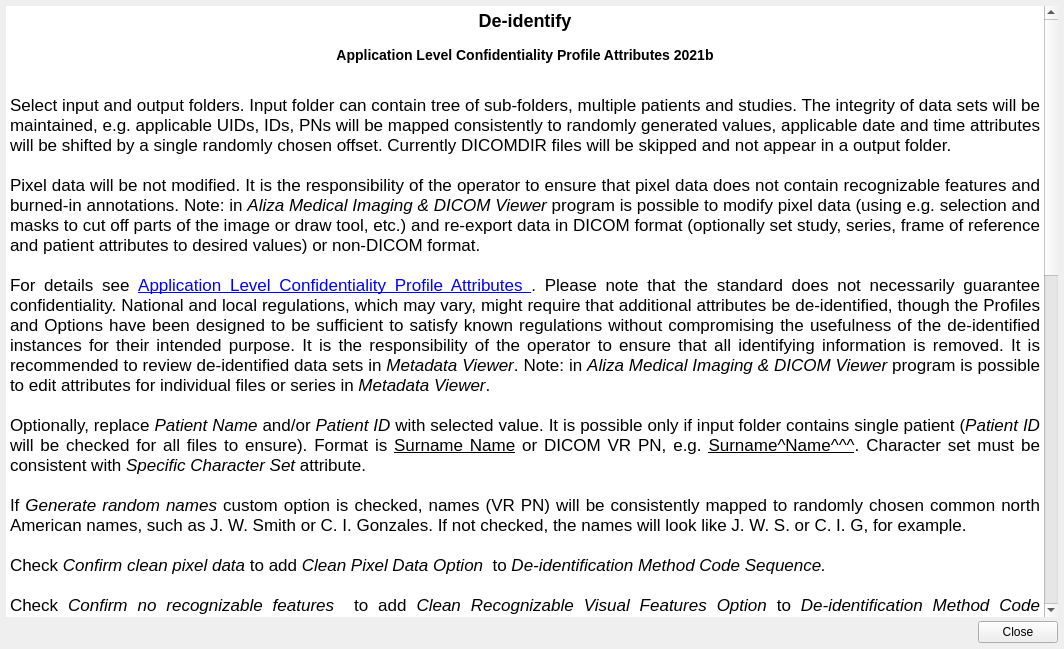
This is browser/helpwidget.ui in AlizaMedicalImaging/AlizaMS as Qt 5 draws it before an edit. The edited form follows.
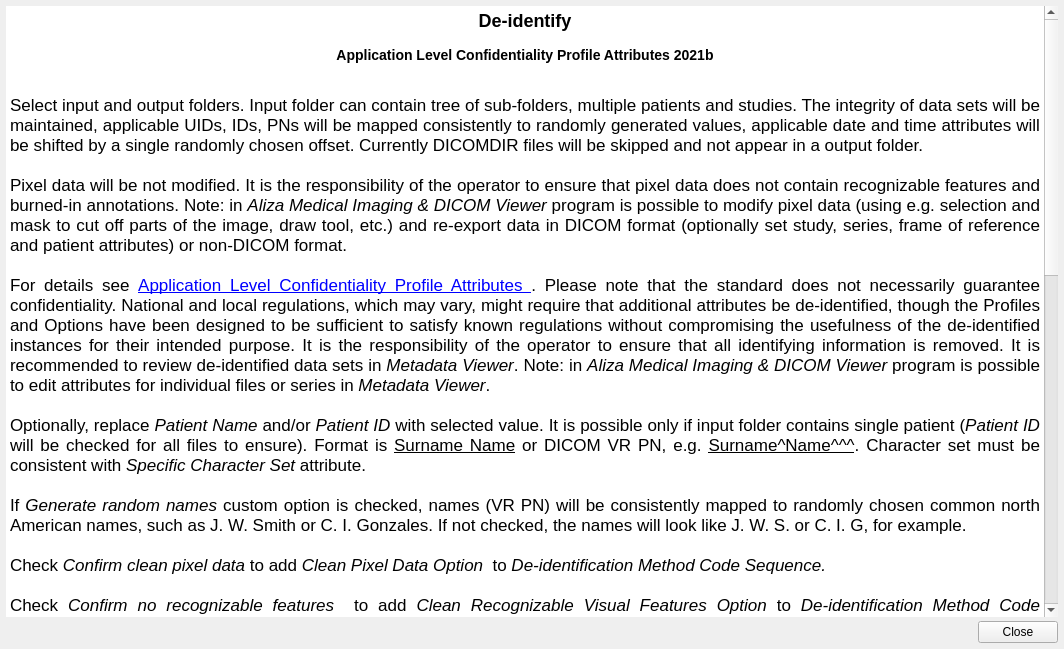
This is the edited form.

Diff of the .ui file:
```diff
--- a/browser/helpwidget.ui
+++ b/browser/helpwidget.ui
@@ -42,9 +42,9 @@
 &lt;p align=&quot;center&quot; style=&quot; margin-top:16px; margin-bottom:12px; margin-left:0px; margin-right:0px; -qt-block-indent:0; text-indent:0px;&quot;&gt;&lt;span style=&quot; font-size:x-large; font-weight:600;&quot;&gt;De-identify&lt;/span&gt;&lt;/p&gt;
 &lt;p align=&quot;center&quot; style=&quot; margin-top:16px; margin-bottom:12px; margin-left:0px; margin-right:0px; -qt-block-indent:0; text-indent:0px;&quot;&gt;&lt;span style=&quot; font-size:large; font-weight:600;&quot;&gt;Application Level Confidentiality Profile Attributes 2021b&lt;/span&gt;&lt;/p&gt;
 &lt;p style=&quot;-qt-paragraph-type:empty; margin-top:0px; margin-bottom:0px; margin-left:0px; margin-right:0px; -qt-block-indent:0; text-indent:0px;&quot;&gt;&lt;br /&gt;&lt;/p&gt;
-&lt;p align=&quot;justify&quot; style=&quot; margin-top:0px; margin-bottom:0px; margin-left:0px; margin-right:0px; -qt-block-indent:0; text-indent:0px;&quot;&gt;Select input and output folders. Input folder can contain tree of sub-folders, multiple patients and studies. The integrity of data sets will be maintained, e.g. applicable UIDs, IDs, PNs will be mapped consistently to randomly generated values, applicable date and time attributes will be shifted by a single randomly chosen offset. Currently DICOMDIR files will be skipped and not appear in a output folder.&lt;/p&gt;
+&lt;p align=&quot;justify&quot; style=&quot; margin-top:0px; margin-bottom:0px; margin-left:0px; margin-right:0px; -qt-block-indent:0; text-indent:0px;&quot;&gt;Select input and output folders. Input folder can contain tree of sub-folders, multiple patients and studies. The integrity of data sets will be maintained, applicable UIDs, IDs, PNs will be mapped consistently to randomly generated values, applicable date and time attributes will be shifted by a single randomly chosen offset. Currently DICOMDIR files will be skipped and not appear in a output folder.&lt;/p&gt;
 &lt;p style=&quot;-qt-paragraph-type:empty; margin-top:0px; margin-bottom:0px; margin-left:0px; margin-right:0px; -qt-block-indent:0; text-indent:0px;&quot;&gt;&lt;br /&gt;&lt;/p&gt;
-&lt;p align=&quot;justify&quot; style=&quot; margin-top:0px; margin-bottom:0px; margin-left:0px; margin-right:0px; -qt-block-indent:0; text-indent:0px;&quot;&gt;Pixel data will be not modified. It is the responsibility of the operator to ensure that pixel data does not contain recognizable features and burned-in annotations. Note: in &lt;span style=&quot; font-style:italic;&quot;&gt;Aliza Medical Imaging &amp;amp; DICOM Viewer &lt;/span&gt;program is possible to modify pixel data (using e.g. selection and masks to cut off parts of the image or draw tool, etc.) and re-export data in DICOM format (optionally set study, series, frame of reference and patient attributes to desired values) or non-DICOM format.&lt;/p&gt;
+&lt;p align=&quot;justify&quot; style=&quot; margin-top:0px; margin-bottom:0px; margin-left:0px; margin-right:0px; -qt-block-indent:0; text-indent:0px;&quot;&gt;Pixel data will be not modified. It is the responsibility of the operator to ensure that pixel data does not contain recognizable features and burned-in annotations. Note: in &lt;span style=&quot; font-style:italic;&quot;&gt;Aliza Medical Imaging &amp;amp; DICOM Viewer &lt;/span&gt;program is possible to modify pixel data (using e.g. selection and mask to cut off parts of the image, draw tool, etc.) and re-export data in DICOM format (optionally set study, series, frame of reference and patient attributes) or non-DICOM format.&lt;/p&gt;
 &lt;p style=&quot;-qt-paragraph-type:empty; margin-top:0px; margin-bottom:0px; margin-left:0px; margin-right:0px; -qt-block-indent:0; text-indent:0px;&quot;&gt;&lt;br /&gt;&lt;/p&gt;
 &lt;p align=&quot;justify&quot; style=&quot; margin-top:0px; margin-bottom:0px; margin-left:0px; margin-right:0px; -qt-block-indent:0; text-indent:0px;&quot;&gt;For details see &lt;a href=&quot;https://www.aliza-dicom-viewer.com/manual/dicom-specification/application-level-confidentiality-profile-attributes&quot;&gt;&lt;span style=&quot; text-decoration: underline; color:#0000ff;&quot;&gt;Application Level Confidentiality Profile Attributes &lt;/span&gt;&lt;/a&gt;. Please note that the standard does not necessarily guarantee confidentiality. National and local regulations, which may vary, might require that additional attributes be de-identified, though the Profiles and Options have been designed to be sufficient to satisfy known regulations without compromising the usefulness of the de-identified instances for their intended purpose. It is the responsibility of the operator to ensure that all identifying information is removed. It is recommended to review de-identified data sets in &lt;span style=&quot; font-style:italic;&quot;&gt;Metadata Viewer&lt;/span&gt;. Note: in &lt;span style=&quot; font-style:italic;&quot;&gt;Aliza Medical Imaging &amp;amp; DICOM Viewer &lt;/span&gt;program is possible to edit attributes for individual files or series in &lt;span style=&quot; font-style:italic;&quot;&gt;Metadata Viewer&lt;/span&gt;.&lt;/p&gt;
 &lt;p style=&quot;-qt-paragraph-type:empty; margin-top:0px; margin-bottom:0px; margin-left:0px; margin-right:0px; -qt-block-indent:0; text-indent:0px; text-decoration: underline; color:#0000ff;&quot;&gt;&lt;br /&gt;&lt;/p&gt;
```
